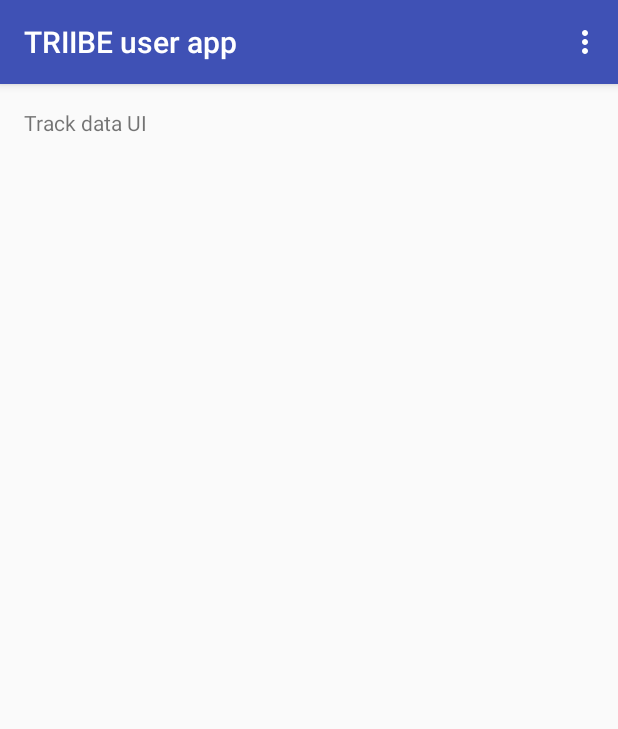
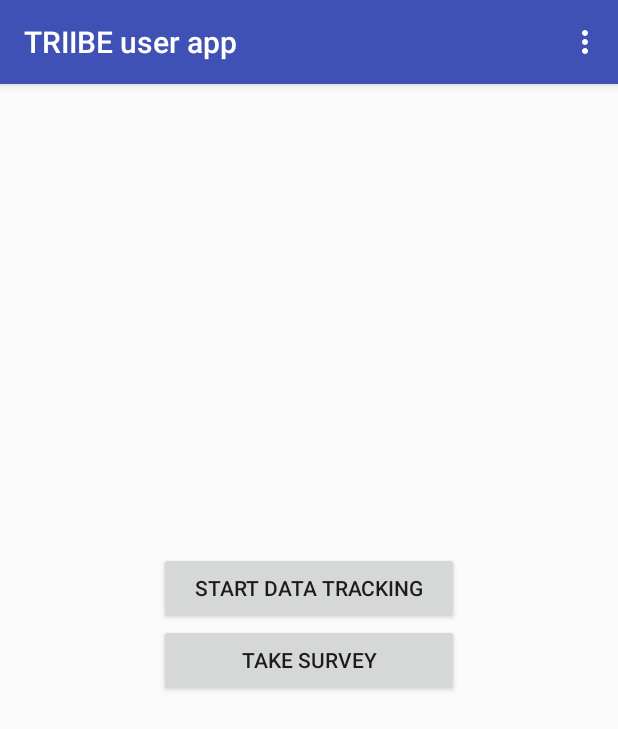
Before and after one commit to mvescovo/triibe-user-app, an Android app: the screen it shows after launch once a user with an empty profile is signed in (TrackDataActivity), on a phone screen of 412 x 824 dp. Shown: the top 729 px of the screen. Run offline under Robolectric (Android 15) with nearby library versions, the light colour scheme and no system bars; our stand-ins replace ButterKnife, Firebase (no records; nobody signed in at launch, a user with empty details on screens opened directly); libraries missing offline, so code that uses them is left out: com.firebase.ui.

Commit message:
feat: Add extremely basic test survey
No where near complete. Just need something to use for testing the
realtime database. This will need further revisions once we have a
better idea of what types of questions we need to ask. Not likely to be
short answer for the most part I don't think.

```diff
--- a/app/src/main/java/com/example/triibe/triibeuserapp/trackData/TrackDataActivity.java
+++ b/app/src/main/java/com/example/triibe/triibeuserapp/trackData/TrackDataActivity.java
@@ -16,6 +16,7 @@ import android.view.View;
 
 import com.example.triibe.triibeuserapp.R;
 import com.example.triibe.triibeuserapp.auth.AuthUiActivity;
+import com.example.triibe.triibeuserapp.takeSurvey.TakeSurveyActivity;
 import com.firebase.ui.auth.AuthUI;
 import com.google.android.gms.tasks.OnCompleteListener;
 import com.google.android.gms.tasks.Task;
@@ -29,6 +30,12 @@ public class TrackDataActivity extends AppCompatActivity {
     private static final String TAG = "TrackDataActivity";
     @BindView(android.R.id.content)
     View mRootView;
+
+    @BindView(R.id.start_tracking_button)
+    View mStartTrackingButton;
+
+    @BindView(R.id.stop_tracking_button)
+    View mStopTrackingButton;
 
     @Override
     protected void onCreate(Bundle savedInstanceState) {
@@ -108,4 +115,20 @@ public class TrackDataActivity extends AppCompatActivity {
         Snackbar.make(mRootView, errorMessageRes, Snackbar.LENGTH_LONG)
                 .show();
     }
+
+    public void takeSurvey(View view) {
+        startActivity(new Intent(this, TakeSurveyActivity.class));
+    }
+
+    public void startDataTracking(View view) {
+        Snackbar.make(mRootView, getString(R.string.started_data_tracking), Snackbar.LENGTH_LONG).show();
+        mStartTrackingButton.setVisibility(View.GONE);
+        mStopTrackingButton.setVisibility(View.VISIBLE);
+    }
+
+    public void stopDataTracking(View view) {
+        Snackbar.make(mRootView, getString(R.string.stopped_data_tracking), Snackbar.LENGTH_LONG).show();
+        mStopTrackingButton.setVisibility(View.GONE);
+        mStartTrackingButton.setVisibility(View.VISIBLE);
+    }
 }
--- a/app/src/main/res/layout/activity_track_data.xml
+++ b/app/src/main/res/layout/activity_track_data.xml
@@ -3,14 +3,32 @@
     xmlns:tools="http://schemas.android.com/tools"
     android:layout_width="match_parent"
     android:layout_height="match_parent"
-    android:paddingBottom="@dimen/activity_vertical_margin"
-    android:paddingLeft="@dimen/activity_horizontal_margin"
-    android:paddingRight="@dimen/activity_horizontal_margin"
-    android:paddingTop="@dimen/activity_vertical_margin"
     tools:context="com.example.triibe.triibeuserapp.trackData.TrackDataActivity">
 
-    <TextView
-        android:layout_width="wrap_content"
+    <Button
+        android:id="@+id/take_survey_button"
+        android:layout_width="200dp"
         android:layout_height="wrap_content"
-        android:text="Track data UI" />
+        android:layout_centerInParent="true"
+        android:onClick="takeSurvey"
+        android:text="@string/take_survey" />
+
+    <Button
+        android:id="@+id/start_tracking_button"
+        android:layout_width="200dp"
+        android:layout_height="wrap_content"
+        android:layout_above="@id/take_survey_button"
+        android:layout_centerInParent="true"
+        android:onClick="startDataTracking"
+        android:text="@string/start_data_tracking" />
+
+    <Button
+        android:id="@+id/stop_tracking_button"
+        android:visibility="gone"
+        android:layout_width="200dp"
+        android:layout_height="wrap_content"
+        android:layout_above="@id/take_survey_button"
+        android:layout_centerInParent="true"
+        android:onClick="stopDataTracking"
+        android:text="@string/stop_data_tracking" />
 </RelativeLayout>
--- /dev/null
+++ b/app/src/main/res/menu/menu_take_survey.xml
@@ -0,0 +1,6 @@
+<menu xmlns:android="http://schemas.android.com/apk/res/android"
+    xmlns:app="http://schemas.android.com/apk/res-auto"
+    xmlns:tools="http://schemas.android.com/tools"
+    tools:context="com.example.triibe.triibeuserapp.takeSurvey.TakeSurveyActivity">
+
+</menu>
--- /dev/null
+++ b/app/src/main/res/values-v21/styles.xml
@@ -0,0 +1,9 @@
+<resources>
+
+    <style name="AppTheme.NoActionBar">
+        <item name="windowActionBar">false</item>
+        <item name="windowNoTitle">true</item>
+        <item name="android:windowDrawsSystemBarBackgrounds">true</item>
+        <item name="android:statusBarColor">@android:color/transparent</item>
+    </style>
+</resources>
--- a/app/src/main/res/values/dimens.xml
+++ b/app/src/main/res/values/dimens.xml
@@ -2,4 +2,6 @@
     <!-- Default screen margins, per the Android Design guidelines. -->
     <dimen name="activity_horizontal_margin">16dp</dimen>
     <dimen name="activity_vertical_margin">16dp</dimen>
+    <dimen name="fab_margin">16dp</dimen>
+    <dimen name="appbar_padding_top">8dp</dimen>
 </resources>
--- a/app/src/main/res/values/strings.xml
+++ b/app/src/main/res/values/strings.xml
@@ -7,6 +7,16 @@
     <string name="unknown_sign_in_response">Unknown response from AuthUI sign-in</string>
     <string name="sign_out_failed">Sign out failed</string>
 
-    <!--TrackDataActivity Menu-->
+    <!--TrackDataActivity-->
     <string name="sign_out">Sign out</string>
+    <string name="take_survey">Take Survey</string>
+    <string name="start_data_tracking">Start Data Tracking</string>
+    <string name="stop_data_tracking">Stop Data Tracking</string>
+    <string name="started_data_tracking">Started data tracking</string>
+    <string name="stopped_data_tracking">Stopped data tracking</string>
+
+    <!--TakeSurveyActivity-->
+    <string name="title_activity_take_survey">TakeSurveyActivity</string>
+    <string name="action_settings">Settings</string>
+    <string name="section_format">Questions from section: %1$d</string>
 </resources>
--- a/app/src/main/res/values/styles.xml
+++ b/app/src/main/res/values/styles.xml
@@ -8,4 +8,13 @@
         <item name="colorAccent">@color/colorAccent</item>
     </style>
 
+    <style name="AppTheme.NoActionBar">
+        <item name="windowActionBar">false</item>
+        <item name="windowNoTitle">true</item>
+    </style>
+
+    <style name="AppTheme.AppBarOverlay" parent="ThemeOverlay.AppCompat.Dark.ActionBar" />
+
+    <style name="AppTheme.PopupOverlay" parent="ThemeOverlay.AppCompat.Light" />
+
 </resources>
```
Also changed, not shown: app/src/main/AndroidManifest.xml (+10 -1 lines), app/src/main/java/com/example/triibe/triibeuserapp/takeSurvey/TakeSurveyActivity.java (added, +182 -0 lines), app/src/main/res/layout/activity_take_survey.xml (added, +36 -0 lines), app/src/main/res/layout/fragment_take_survey.xml (added, +30 -0 lines), app/src/main/res/layout/fragment_take_survey2.xml (added, +30 -0 lines), app/src/main/res/layout/fragment_take_survey3.xml (added, +39 -0 lines).
